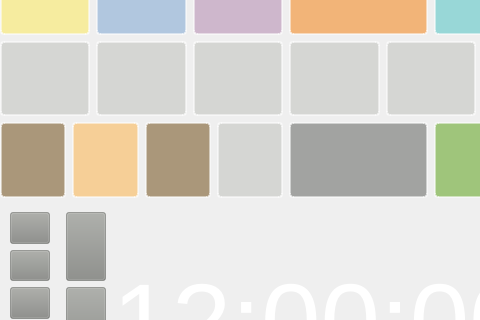
Before: the Qt Designer form src/autoapp/UI/mainwindow.ui in arash-rasouli/openauto, drawn with Qt 5; both pictures show x 0 to 480 and y 95 to 415 of the 862 by 1297 pixel window.
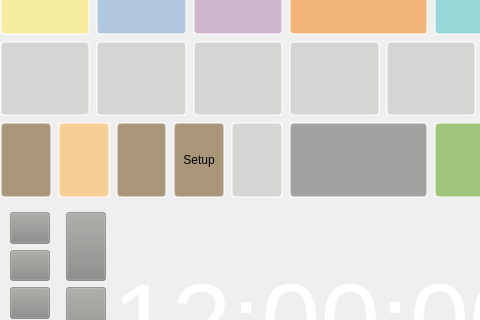
After: the same form once the commit is applied. Icons and pictures are not drawn.

The edit to the form file:
```diff
--- a/src/autoapp/UI/mainwindow.ui
+++ b/src/autoapp/UI/mainwindow.ui
@@ -757,6 +757,25 @@
            </property>
           </widget>
          </item>
+         <item>
+          <widget class="QPushButton" name="pushButtonWifiSetup">
+           <property name="sizePolicy">
+            <sizepolicy hsizetype="Expanding" vsizetype="Expanding">
+             <horstretch>0</horstretch>
+             <verstretch>0</verstretch>
+            </sizepolicy>
+           </property>
+           <property name="styleSheet">
+            <string notr="true">background-color: rgba(100, 62, 4, 0.5);
+border-radius: 4px;
+border: 2px solid rgba(255,255,255,0.5);
+outline: none;</string>
+           </property>
+           <property name="text">
+            <string>Setup</string>
+           </property>
+          </widget>
+         </item>
          <item>
           <widget class="QPushButton" name="pushButton_c7">
            <property name="sizePolicy">
```
